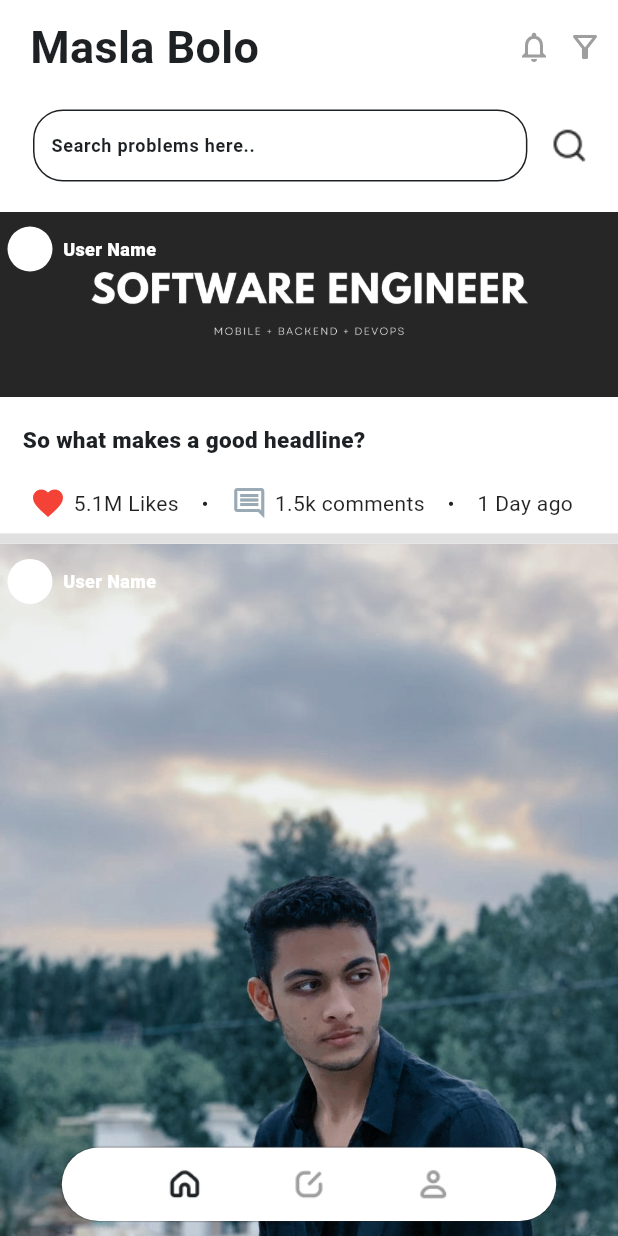
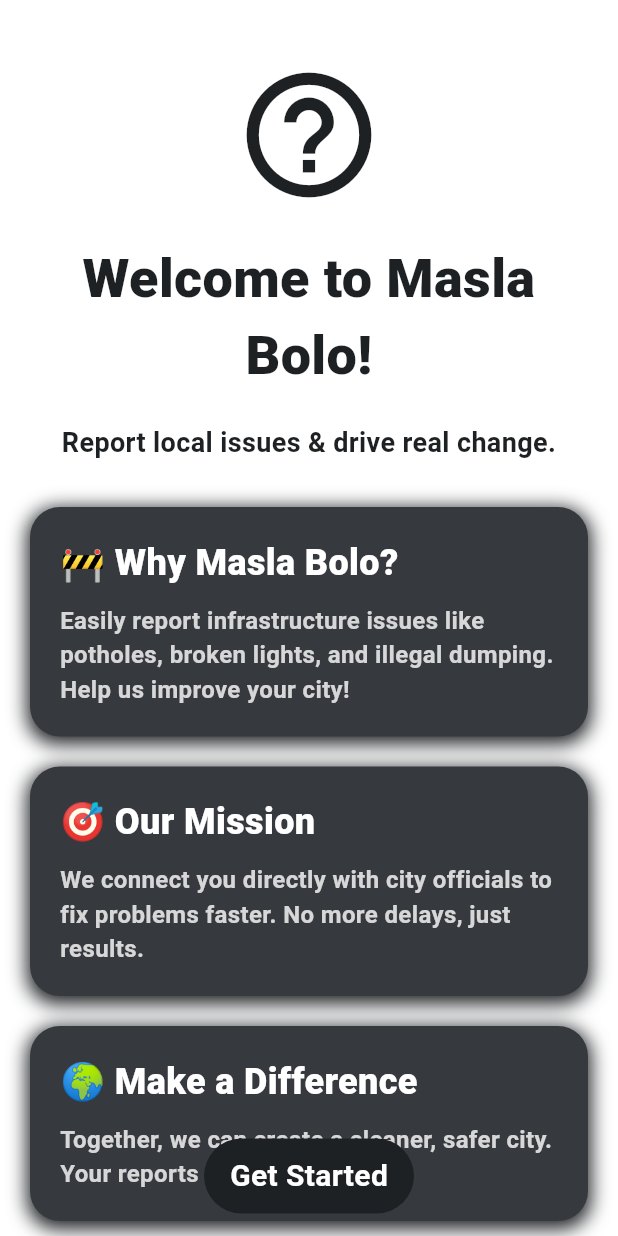
Before and after one commit to Masla-Bolo/masla-bolo-app, a Flutter app: the screen it shows after launch, on a phone screen of 412 x 824 dp. Run offline on Flutter 3.47's test engine with Material 3 defaults, Android fonts, the phone set to English and light mode, and no system bars; drawn by our look-alikes of loader_overlay; our stand-ins replace adaptive_theme, app_links, dartz, device_preview, dio, dropdown_button2 and 8 more; missing offline and left inert: multiselect.

Commit message:
Get Started <-> Auth Navigation finalized

```diff
--- a/lib/features/bottom_bar/bottom_bar_navigator.dart
+++ b/lib/features/bottom_bar/bottom_bar_navigator.dart
@@ -14,7 +14,7 @@ class BottomBarNavigator with IssueRoute {
 
 mixin BottomBarRoute {
   void goToBottomBar() {
-    navigation.push(context, RouteName.bottomBar);
+    navigation.pushReplacement(context, RouteName.bottomBar);
   }
 
   AppNavigation get navigation;
--- /dev/null
+++ b/lib/features/get_started/componenets/get_started_about.dart
@@ -0,0 +1,120 @@
+import 'package:flutter/material.dart';
+import 'package:flutter_bloc/flutter_bloc.dart';
+import 'package:flutter_screenutil/flutter_screenutil.dart';
+import 'package:masla_bolo_app/features/get_started/get_started_cubit.dart';
+import 'package:masla_bolo_app/features/get_started/get_started_state.dart';
+import 'package:masla_bolo_app/helpers/styles/app_colors.dart';
+import 'package:masla_bolo_app/helpers/styles/styles.dart';
+
+import '../../../main.dart';
+import 'info_card.dart';
+
+class GetStartedAbout extends StatefulWidget {
+  const GetStartedAbout({super.key});
+
+  @override
+  State<GetStartedAbout> createState() => _GetStartedAboutState();
+}
+
+class _GetStartedAboutState extends State<GetStartedAbout> {
+  late GetStartedCubit cubit;
+  @override
+  void initState() {
+    super.initState();
+    cubit = getIt<GetStartedCubit>();
+    cubit.navigator.context = context;
+  }
+
+  @override
+  Widget build(BuildContext context) {
+    cubit.navigator.context = context;
+    return BlocBuilder<GetStartedCubit, GetStartedState>(
+        bloc: cubit,
+        builder: (context, state) {
+          return Scaffold(
+            floatingActionButtonLocation:
+                FloatingActionButtonLocation.centerDocked,
+            floatingActionButton: Padding(
+              padding: const EdgeInsets.only(bottom: 15),
+              child: GestureDetector(
+                  onTap: () {
+                    cubit.goToNextPage();
+                  },
+                  child: Container(
+                    width: 140.w,
+                    height: 50.h,
+                    decoration: BoxDecoration(
+                      color: AppColor.black1,
+                      borderRadius: BorderRadius.circular(50),
+                    ),
+                    child: Center(
+                      child: Text("Get Started",
+                          style: Styles.semiBoldStyle(
+                            fontSize: 20.sp,
+                            color: AppColor.white,
+                          )),
+                    ),
+                  )),
+            ),
+            body: SafeArea(
+              child: Padding(
+                padding: const EdgeInsets.symmetric(horizontal: 20),
+                child: Column(
+                  crossAxisAlignment: CrossAxisAlignment.start,
+                  children: [
+                    40.verticalSpace,
+                    Center(
+                      child: Icon(
+                        Icons.help_outline_sharp,
+                        size: 100.w,
+                        color: AppColor.black1,
+                      ),
+                    ),
+                    20.verticalSpace,
+                    Center(
+                      child: Text(
+                        "Welcome to Masla Bolo!",
+                        style: Styles.boldStyle(
+                          fontSize: 36.sp,
+                          color: AppColor.black1,
+                        ),
+                        textAlign: TextAlign.center,
+                      ),
+                    ),
+                    20.verticalSpace,
+                    Center(
+                      child: Text(
+                        "Report local issues & drive real change.",
+                        style: Styles.semiBoldStyle(
+                          fontSize: 18.sp,
+                          color: AppColor.black1,
+                        ),
+                        textAlign: TextAlign.center,
+                      ),
+                    ),
+                    30.verticalSpace,
+                    const InfoCard(
+                      title: "🚧 Why Masla Bolo?",
+                      subTitle:
+                          "Easily report infrastructure issues like potholes, broken lights, and illegal dumping. Help us improve your city!",
+                    ),
+                    20.verticalSpace,
+                    const InfoCard(
+                      title: "🎯 Our Mission",
+                      subTitle:
+                          "We connect you directly with city officials to fix problems faster. No more delays, just results.",
+                    ),
+                    20.verticalSpace,
+                    const InfoCard(
+                      title: "🌍 Make a Difference",
+                      subTitle:
+                          "Together, we can create a cleaner, safer city. Your reports matter!",
+                    ),
+                  ],
+                ),
+              ),
+            ),
+          );
+        });
+  }
+}
--- /dev/null
+++ b/lib/features/get_started/componenets/info_card.dart
@@ -0,0 +1,59 @@
+import 'package:flutter/material.dart';
+import 'package:flutter_screenutil/flutter_screenutil.dart';
+
+import '../../../helpers/styles/app_colors.dart';
+import '../../../helpers/styles/styles.dart';
+
+class InfoCard extends StatelessWidget {
+  const InfoCard({super.key, required this.subTitle, required this.title});
+  final String title;
+  final String subTitle;
+
+  @override
+  Widget build(BuildContext context) {
+    return Container(
+      width: double.infinity,
+      padding: EdgeInsets.all(20.w),
+      decoration: BoxDecoration(
+        // gradient: LinearGradient(
+        //   colors: [
+        //     AppColor.black1.withOpacity(0.9),
+        //     AppColor.navy.withOpacity(0.9),
+        //   ],
+        //   begin: Alignment.topLeft,
+        //   end: Alignment.bottomRight,
+        // ),
+        color: AppColor.black3,
+        borderRadius: BorderRadius.circular(20),
+        boxShadow: const [
+          BoxShadow(
+            color: AppColor.black1,
+            spreadRadius: 2,
+            blurRadius: 10,
+            offset: Offset(0, 3),
+          ),
+        ],
+      ),
+      child: Column(
+        crossAxisAlignment: CrossAxisAlignment.start,
+        children: [
+          Text(
+            title,
+            style: Styles.boldStyle(
+              fontSize: 24.sp,
+              color: AppColor.white,
+            ),
+          ),
+          10.verticalSpace,
+          Text(
+            subTitle,
+            style: Styles.mediumStyle(
+              fontSize: 16.sp,
+              color: AppColor.white.withOpacity(0.8),
+            ),
+          ),
+        ],
+      ),
+    );
+  }
+}
--- /dev/null
+++ b/lib/features/get_started/get_started_cubit.dart
@@ -0,0 +1,23 @@
+import 'package:flutter_bloc/flutter_bloc.dart';
+import 'package:masla_bolo_app/features/get_started/get_started_navigator.dart';
+import 'package:masla_bolo_app/features/get_started/get_started_state.dart';
+
+class GetStartedCubit extends Cubit<GetStartedState> {
+  final GetStartedNavigator navigator;
+  GetStartedCubit(this.navigator) : super(GetStartedState.empty());
+
+  void updateIndex(int index) {
+    state.pageController.jumpToPage(index);
+    emit(state.copyWith(currentPage: index));
+  }
+
+  void goToNextPage() {
+    if (state.currentPage < state.pages.length - 1) {
+      updateIndex(state.currentPage + 1);
+    }
+  }
+
+  goToLogin() => navigator.goToLogin();
+
+  selectRole(String role) => emit(state.copyWith(selectedRole: role));
+}
--- /dev/null
+++ b/lib/features/get_started/get_started_navigator.dart
@@ -0,0 +1,21 @@
+import 'package:flutter/material.dart';
+import 'package:masla_bolo_app/features/auth/auth_navigator.dart';
+import 'package:masla_bolo_app/features/bottom_bar/bottom_bar_navigator.dart';
+import 'package:masla_bolo_app/navigation/app_navigation.dart';
+import 'package:masla_bolo_app/navigation/route_name.dart';
+
+class GetStartedNavigator with AuthRoute, BottomBarRoute {
+  @override
+  final AppNavigation navigation;
+  @override
+  late BuildContext context;
+
+  GetStartedNavigator(this.navigation);
+}
+
+mixin GetStartedRoute {
+  AppNavigation get navigation;
+  BuildContext get context;
+
+  goToGetStarted() => navigation.pushReplacement(context, RouteName.getStarted);
+}
--- /dev/null
+++ b/lib/features/get_started/get_started_screen.dart
@@ -0,0 +1,40 @@
+import 'package:flutter/material.dart';
+import 'package:flutter_bloc/flutter_bloc.dart';
+import 'package:masla_bolo_app/features/get_started/get_started_state.dart';
+import 'package:masla_bolo_app/main.dart';
+
+import 'get_started_cubit.dart';
+
+class GetStartedScreen extends StatefulWidget {
+  const GetStartedScreen({super.key});
+
+  @override
+  State<GetStartedScreen> createState() => _GetStartedScreenState();
+}
+
+class _GetStartedScreenState extends State<GetStartedScreen> {
+  late GetStartedCubit cubit;
+  @override
+  void initState() {
+    super.initState();
+    cubit = getIt<GetStartedCubit>();
+    cubit.navigator.context = context;
+  }
+
+  @override
+  Widget build(BuildContext context) {
+    return BlocBuilder<GetStartedCubit, GetStartedState>(
+      bloc: cubit,
+      builder: (context, state) {
+        return PageView.builder(
+          controller: state.pageController,
+          itemCount: state.pages.length,
+          onPageChanged: cubit.updateIndex,
+          itemBuilder: (context, index) {
+            return state.pages[index];
+          },
+        );
+      },
+    );
+  }
+}
--- /dev/null
+++ b/lib/features/get_started/get_started_state.dart
@@ -0,0 +1,39 @@
+import 'package:flutter/material.dart';
+import 'package:masla_bolo_app/features/get_started/componenets/get_started_role.dart';
+import 'package:masla_bolo_app/features/get_started/componenets/get_started_about.dart';
+
+class GetStartedState {
+  List<Widget> pages;
+  int currentPage;
+  String selectedRole;
+  PageController pageController;
+
+  GetStartedState({
+    required this.pages,
+    this.selectedRole = "",
+    required this.currentPage,
+    required this.pageController,
+  });
+
+  factory GetStartedState.empty() => GetStartedState(
+        currentPage: 0,
+        selectedRole: "",
+        pageController: PageController(
+          initialPage: 0,
+        ),
+        pages: [const GetStartedAbout(), const GetStartedRole()],
+      );
+
+  GetStartedState copyWith({
+    List<Widget>? pages,
+    int? currentPage,
+    String? selectedRole,
+    PageController? pageController,
+  }) =>
+      GetStartedState(
+        pages: pages ?? this.pages,
+        currentPage: currentPage ?? this.currentPage,
+        selectedRole: selectedRole ?? this.selectedRole,
+        pageController: pageController ?? this.pageController,
+      );
+}
--- a/lib/features/splash/splash_cubit.dart
+++ b/lib/features/splash/splash_cubit.dart
@@ -19,7 +19,8 @@ class SplashCubit extends Cubit<SplashState> {
                   .getValue(tokenKey)
                   .then((value) => value.fold(
                         (error) {
-                          navigator.goToBottomBar();
+                          // navigator.goToBottomBar();
+                          navigator.goToGetStarted();
                           // navigator.goToLogin();
                         },
                         (value) {
--- a/lib/features/splash/splash_navigator.dart
+++ b/lib/features/splash/splash_navigator.dart
@@ -1,9 +1,10 @@
 import 'package:masla_bolo_app/features/auth/auth_navigator.dart';
 import 'package:masla_bolo_app/features/bottom_bar/bottom_bar_navigator.dart';
+import 'package:masla_bolo_app/features/get_started/get_started_navigator.dart';
 import 'package:masla_bolo_app/navigation/app_navigation.dart';
 import 'package:flutter/material.dart';
 
-class SplashNavigator with AuthRoute, BottomBarRoute {
+class SplashNavigator with AuthRoute, BottomBarRoute, GetStartedRoute {
   SplashNavigator(this.navigation);
   @override
   AppNavigation navigation;
--- a/lib/helpers/helpers.dart
+++ b/lib/helpers/helpers.dart
@@ -1,7 +1,5 @@
 // ignore_for_file: avoid_print, use_build_context_synchronously
 
-import 'package:flutter/rendering.dart';
-import 'package:flutter/widgets.dart';
 import 'package:masla_bolo_app/helpers/styles/app_colors.dart';
 import 'package:masla_bolo_app/helpers/styles/styles.dart';
 import 'package:masla_bolo_app/helpers/widgets/indicator.dart';
--- a/lib/helpers/strings.dart
+++ b/lib/helpers/strings.dart
@@ -1 +1,2 @@
 String tokenKey = 'APP_TOKEN';
+String getStartedKey = 'GET_STARTED';
--- a/lib/helpers/styles/app_colors.dart
+++ b/lib/helpers/styles/app_colors.dart
@@ -3,6 +3,7 @@ import 'package:flutter/material.dart';
 class AppColor {
   static const white = Colors.white;
   static const grey = Colors.grey;
+  static const navy = Color(0xff000080);
   static const lightWhite = Colors.white24;
   static const red = Colors.red;
   static const black1 = Color(0xff1e2124);
--- a/lib/navigation/route_generator.dart
+++ b/lib/navigation/route_generator.dart
@@ -1,5 +1,6 @@
 import 'package:masla_bolo_app/features/auth/register/resgister_screen.dart';
 import 'package:masla_bolo_app/features/bottom_bar/bottom_bar.dart';
+import 'package:masla_bolo_app/features/get_started/get_started_screen.dart';
 import 'package:masla_bolo_app/features/issue/components/issue_detail/issue_detail.dart';
 import 'package:masla_bolo_app/features/issue/issue_screen.dart';
 import 'package:masla_bolo_app/features/notification/notification_page.dart';
@@ -49,6 +50,9 @@ Route<dynamic> generateRoute(RouteSettings settings) {
     case RouteName.issueDetail:
       return getRoute(IssueDetail(cubit: getIt()));
 
+    case RouteName.getStarted:
+      return getRoute(GetStartedScreen());
+
     case RouteName.settings:
       return getRoute(const ProfileScreen());
     default:
--- a/lib/navigation/route_name.dart
+++ b/lib/navigation/route_name.dart
@@ -9,4 +9,5 @@ class RouteName {
   static const issueDetail = "/issue-detail";
   static const settings = '/settings';
   static const bottomBar = '/bottom-bar';
+  static const getStarted = '/get-started';
 }
```
Also changed, not shown: lib/features/auth/login/login_screen.dart (+18 -6 lines), lib/features/get_started/componenets/get_started_role.dart (added, +103 -0 lines), lib/features/get_started/componenets/role_card.dart (added, +66 -0 lines), lib/service/app_service.dart (+6 -2 lines), 1 other file.
